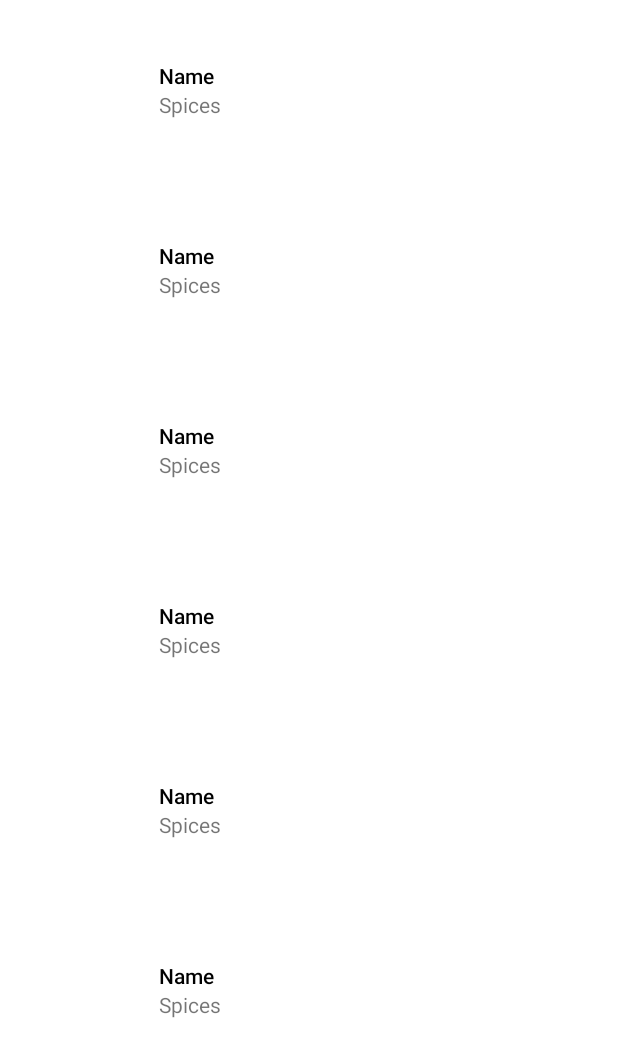
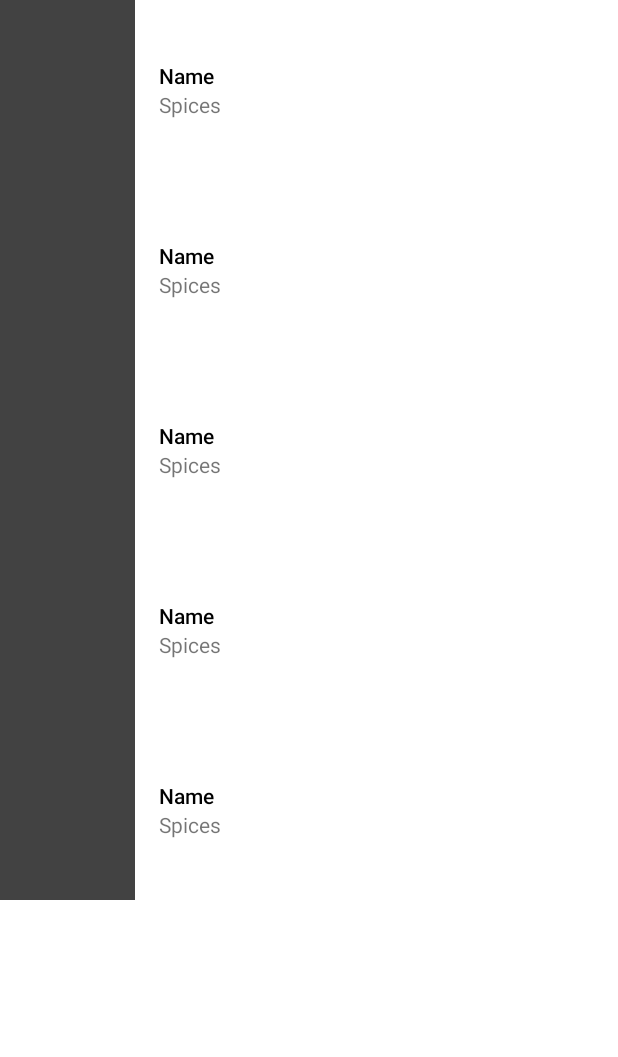
Before and after one commit to GorlovDanila/AndroidLab_22-23, an Android app: the layout fragment_main.xml on its own in the app's theme, with its tools: preview values and no code run, on a phone screen of 412 x 824 dp. Shown: the top 1057 px of the screen. Run offline under Robolectric (Android 15) with nearby library versions, the phone set to English and light mode, and no system bars.

Commit message:
Final version

```diff
--- a/app/src/main/java/com/example/androidlab_22_23/adapter/CharacterHolder.kt
+++ b/app/src/main/java/com/example/androidlab_22_23/adapter/CharacterHolder.kt
@@ -18,6 +18,7 @@ class CharacterHolder(
     private val option = RequestOptions
         .diskCacheStrategyOf(DiskCacheStrategy.ALL)
         .priority(Priority.HIGH)
+
 //    private var character: Character? = null
 //
 //    init {
@@ -35,7 +36,7 @@ class CharacterHolder(
             glide
                 .load(character.cover)
                 .apply(option)
-                .centerCrop()
+                .fitCenter()
                 .placeholder(R.drawable.load)
                 .error(R.drawable.error)
                 .into(ivCover)
--- a/app/src/main/java/com/example/androidlab_22_23/fragments/InfoFragment.kt
+++ b/app/src/main/java/com/example/androidlab_22_23/fragments/InfoFragment.kt
@@ -22,7 +22,6 @@ class InfoFragment : Fragment(R.layout.fragment_info) {
         binding = FragmentInfoBinding.bind(view)
         val toolbar = view.findViewById(R.id.toolbar) as Toolbar
         (activity as AppCompatActivity?)!!.setSupportActionBar(toolbar)
-//        setSupportActionBar(toolbar)
         if ((activity as AppCompatActivity?)!!.supportActionBar != null) {
             (activity as AppCompatActivity?)!!.supportActionBar!!.setDisplayHomeAsUpEnabled(false)
         }
--- a/app/src/main/java/com/example/androidlab_22_23/model/CharacterRepository.kt
+++ b/app/src/main/java/com/example/androidlab_22_23/model/CharacterRepository.kt
@@ -1,6 +1,4 @@
 package com.example.androidlab_22_23.model
-
-import com.example.androidlab_22_23.model.Character
 
 object CharacterRepository {
     val characters = arrayListOf(
--- a/app/src/main/res/layout/fragment_main.xml
+++ b/app/src/main/res/layout/fragment_main.xml
@@ -10,13 +10,11 @@
         android:layout_width="match_parent"
         android:layout_height="match_parent"
         android:orientation="vertical"
-        android:scrollbars="vertical"
-        app:layoutManager="androidx.recyclerview.widget.LinearLayoutManager"
         app:layout_constraintBottom_toBottomOf="parent"
         app:layout_constraintEnd_toEndOf="parent"
         app:layout_constraintStart_toStartOf="parent"
         app:layout_constraintTop_toTopOf="parent"
-        tools:itemCount="10"
+        tools:itemCount="5"
         tools:listitem="@layout/item_character" />
 
 </androidx.constraintlayout.widget.ConstraintLayout>
--- a/app/src/main/res/layout/item_character.xml
+++ b/app/src/main/res/layout/item_character.xml
@@ -10,6 +10,7 @@
         android:id="@+id/iv_cover"
         android:layout_width="90dp"
         android:layout_height="120dp"
+        android:src="@color/cardview_dark_background"
         app:layout_constraintBottom_toBottomOf="parent"
         app:layout_constraintStart_toStartOf="parent"
         app:layout_constraintTop_toTopOf="parent"
```
Also changed, not shown: app/src/main/java/com/example/androidlab_22_23/fragments/MainFragment.kt (+7 -2 lines).
